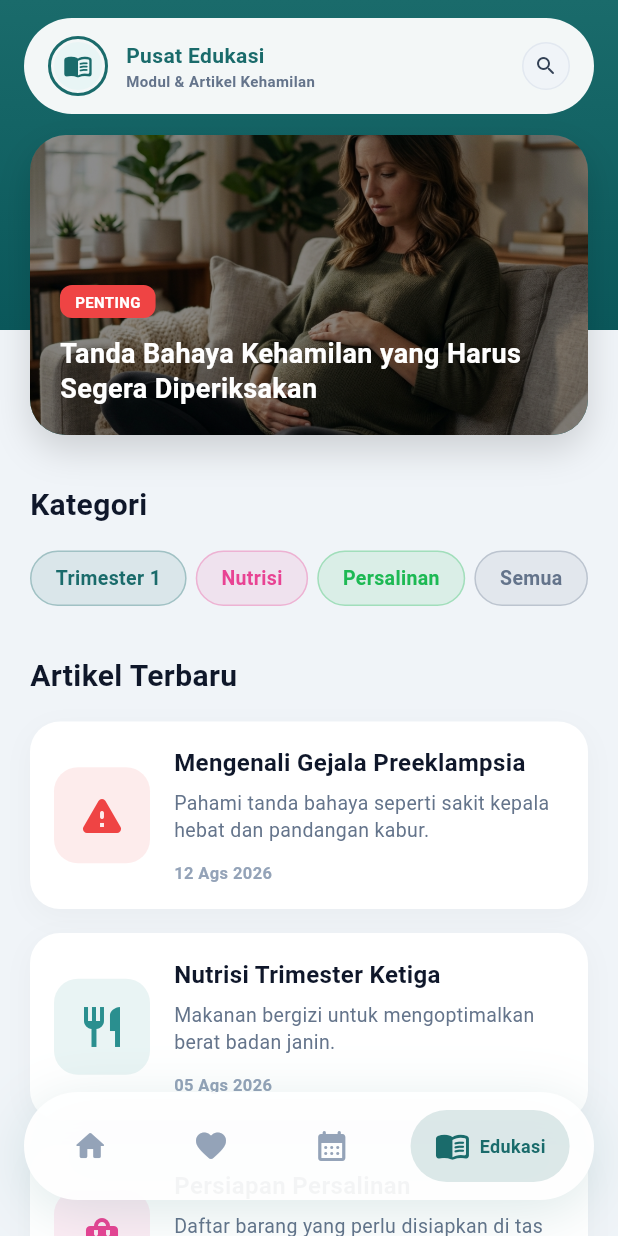
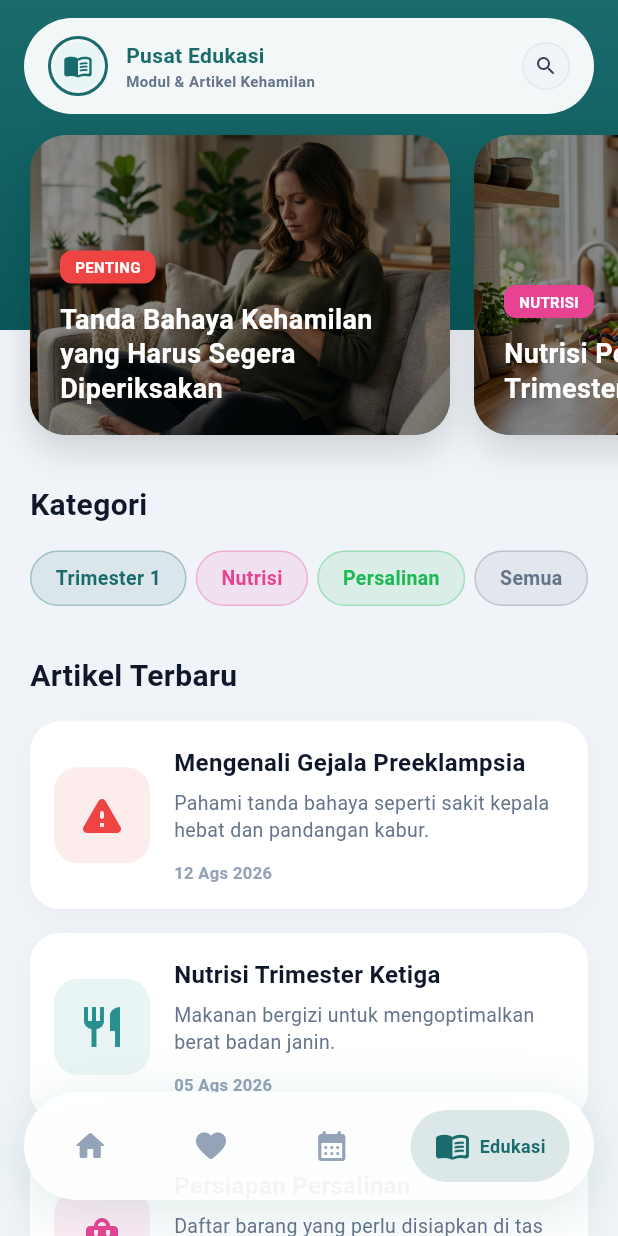
Before and after one commit to ardhikaxx/sipeka-mobile, a Flutter app: the screen it shows after launch, item 4 of the bottom bar chosen, on a phone screen of 412 x 824 dp. Run offline on Flutter 3.47's test engine with Material 3 defaults, Android fonts, the phone set to English and light mode, and no system bars; our stand-ins replace fl_chart, get, table_calendar.

Commit message:
feat: implement swipable featured articles carousel in education view

```diff
--- a/lib/features/education/views/education_view.dart
+++ b/lib/features/education/views/education_view.dart
@@ -25,7 +25,7 @@ class EducationView extends GetView<EducationController> {
             padding: EdgeInsets.only(left: 20, right: 20, top: MediaQuery.of(context).padding.top + 90, bottom: 120),
             physics: const BouncingScrollPhysics(),
             children: [
-              _buildFeaturedArticle(),
+              _buildFeaturedArticlesCarousel(),
               const SizedBox(height: 32),
               const Text('Kategori', style: TextStyle(fontSize: 20, fontWeight: FontWeight.bold, color: AppColors.gray900)),
               const SizedBox(height: 16),
@@ -111,13 +111,46 @@ class EducationView extends GetView<EducationController> {
     );
   }
 
-  Widget _buildFeaturedArticle() {
+  Widget _buildFeaturedArticlesCarousel() {
+    return SizedBox(
+      height: 200,
+      child: ListView(
+        scrollDirection: Axis.horizontal,
+        physics: const BouncingScrollPhysics(),
+        clipBehavior: Clip.none,
+        children: [
+          _buildCarouselCard(
+            title: 'Tanda Bahaya Kehamilan yang Harus Segera Diperiksakan',
+            badgeText: 'PENTING',
+            badgeColor: AppColors.riskRed,
+            imagePath: 'assets/images/tanda_bahaya.jpg',
+          ),
+          const SizedBox(width: 16),
+          _buildCarouselCard(
+            title: 'Nutrisi Penting Selama Trimester Pertama',
+            badgeText: 'NUTRISI',
+            badgeColor: AppColors.secondary,
+            imagePath: 'assets/images/nutrisi_kehamilan.jpg',
+          ),
+          const SizedBox(width: 16),
+          _buildCarouselCard(
+            title: 'Senam Hamil untuk Memperlancar Persalinan',
+            badgeText: 'KEBUGARAN',
+            badgeColor: AppColors.riskGreen,
+            imagePath: 'assets/images/senam_kehamilan.jpg',
+          ),
+        ],
+      ),
+    );
+  }
+
+  Widget _buildCarouselCard({required String title, required String badgeText, required Color badgeColor, required String imagePath}) {
     return Container(
-      height: 200,
+      width: 280,
       decoration: BoxDecoration(
         color: AppColors.primary,
         borderRadius: BorderRadius.circular(24),
-        image: const DecorationImage(image: AssetImage('assets/images/tanda_bahaya.jpg'), fit: BoxFit.cover, colorFilter: ColorFilter.mode(Colors.black45, BlendMode.darken)),
+        image: DecorationImage(image: AssetImage(imagePath), fit: BoxFit.cover, colorFilter: const ColorFilter.mode(Colors.black45, BlendMode.darken)),
         boxShadow: [BoxShadow(color: Colors.black.withOpacity(0.15), blurRadius: 20, offset: const Offset(0, 10))],
       ),
       child: Padding(
@@ -126,9 +159,9 @@ class EducationView extends GetView<EducationController> {
           crossAxisAlignment: CrossAxisAlignment.start,
           mainAxisAlignment: MainAxisAlignment.end,
           children: [
-            Container(padding: const EdgeInsets.symmetric(horizontal: 10, vertical: 4), decoration: BoxDecoration(color: AppColors.riskRed, borderRadius: BorderRadius.circular(8)), child: const Text('PENTING', style: TextStyle(color: Colors.white, fontSize: 10, fontWeight: FontWeight.bold))),
+            Container(padding: const EdgeInsets.symmetric(horizontal: 10, vertical: 4), decoration: BoxDecoration(color: badgeColor, borderRadius: BorderRadius.circular(8)), child: Text(badgeText, style: const TextStyle(color: Colors.white, fontSize: 10, fontWeight: FontWeight.bold))),
             const SizedBox(height: 12),
-            const Text('Tanda Bahaya Kehamilan yang Harus Segera Diperiksakan', style: TextStyle(color: Colors.white, fontSize: 18, fontWeight: FontWeight.bold, height: 1.3)),
+            Text(title, style: const TextStyle(color: Colors.white, fontSize: 18, fontWeight: FontWeight.bold, height: 1.3), maxLines: 3, overflow: TextOverflow.ellipsis),
           ],
         ),
       ),
--- a/lib/features/schedule/views/schedule_view.dart
+++ b/lib/features/schedule/views/schedule_view.dart
@@ -1,12 +1,11 @@
 import 'package:flutter/material.dart';
 import 'package:get/get.dart';
 import 'package:table_calendar/table_calendar.dart';
-import 'package:intl/intl.dart';
 import '../controllers/schedule_controller.dart';
 import '../../../core/theme/app_colors.dart';
 
 class ScheduleView extends GetView<ScheduleController> {
-  const ScheduleView({Key? key}) : super(key: key);
+  const ScheduleView({super.key});
 
   @override
   Widget build(BuildContext context) {
```
Also changed, not shown: assets/images/nutrisi_kehamilan.jpg (added), assets/images/senam_kehamilan.jpg (added), 1 other file.
